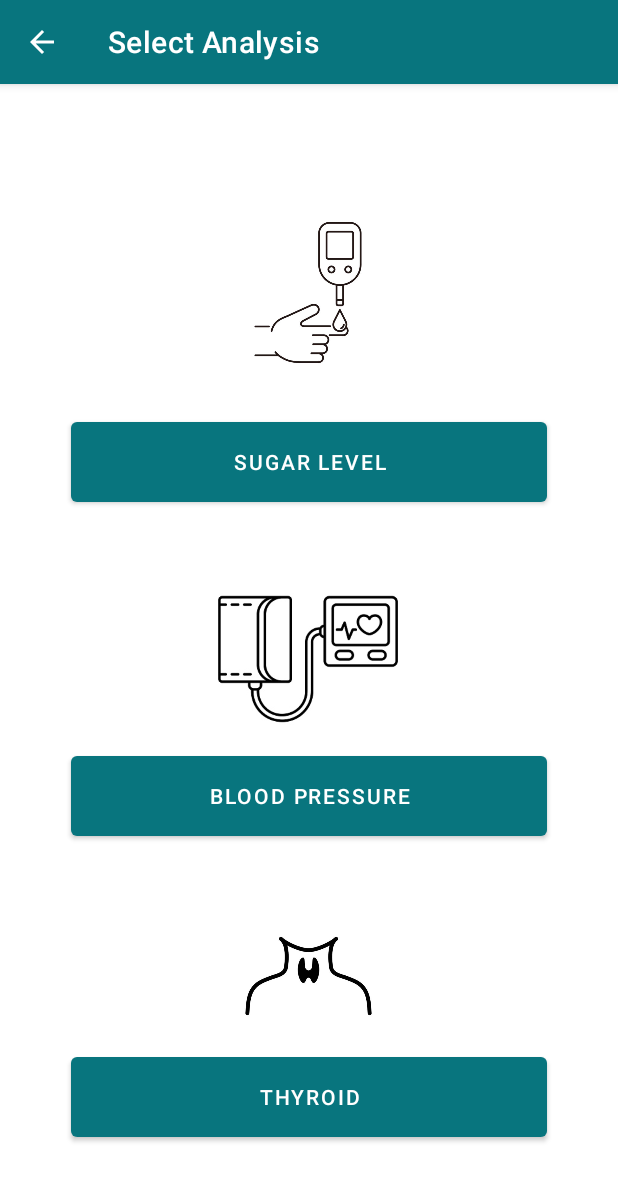
After one commit to AnshuMuley/Medilog, an Android app: the choose_Analysis screen opened directly, with no data from a screen before it, on a phone screen of 412 x 824 dp. The commit adds this screen. Shown: the top 1181 px of the screen. Run offline under Robolectric (Android 15) with nearby library versions, the phone set to English and light mode, and no system bars; our stand-ins replace Firebase (no records; nobody signed in at launch, a user with empty details on screens opened directly).

Commit message:
Commit changes:Added live location,blood pressure and new activity created for BP chart

```diff
--- a/app/src/main/java/com/example/medilog/Analysis.java
+++ b/app/src/main/java/com/example/medilog/Analysis.java
@@ -45,6 +45,7 @@ public class Analysis extends AppCompatActivity {
     Spinner spinner;
     EditText editText;
     Button button;
+
     TextView textView2;
     TextView textView6;
     int xIndex = 1;
@@ -74,7 +75,10 @@ public class Analysis extends AppCompatActivity {
         editText = (EditText) findViewById(R.id.editTextNumberDecimal);
         textView6 = (TextView) findViewById(R.id.textView6);
         String p = getIntent().getStringExtra("profileName");
+
         textView6.setText(p);
+
+
 
 
         button.setOnClickListener(new View.OnClickListener() {
@@ -103,7 +107,7 @@ public class Analysis extends AppCompatActivity {
     }
 
     public boolean onOptionsItemSelected(@NonNull MenuItem item) {
-        Intent myIntent = new Intent(Analysis.this, Profile.class);
+        Intent myIntent = new Intent(Analysis.this, choose_Analysis.class);//profile
         startActivity(myIntent);
         switch (item.getItemId()) {
             case android.R.id.home:
--- /dev/null
+++ b/app/src/main/java/com/example/medilog/choose_Analysis.java
@@ -0,0 +1,97 @@
+package com.example.medilog;
+
+import androidx.annotation.NonNull;
+import androidx.appcompat.app.ActionBar;
+import androidx.appcompat.app.AppCompatActivity;
+
+import android.content.Intent;
+import android.net.Uri;
+import android.os.Bundle;
+import android.view.MenuItem;
+import android.view.View;
+import android.widget.Button;
+import android.widget.EditText;
+import android.widget.ImageView;
+import android.widget.TextView;
+import android.widget.Toast;
+
+import com.google.firebase.auth.FirebaseAuth;
+import com.google.firebase.auth.FirebaseUser;
+import com.google.firebase.database.DataSnapshot;
+import com.google.firebase.database.DatabaseError;
+import com.google.firebase.database.DatabaseReference;
+import com.google.firebase.database.FirebaseDatabase;
+import com.google.firebase.database.ValueEventListener;
+
+public class choose_Analysis extends AppCompatActivity {
+    Button b1;
+    Button b2;
+    TextView profileName;
+
+
+    FirebaseAuth firebaseAuth;
+    FirebaseUser firebaseUser;
+    DatabaseReference databaseReference;
+
+
+
+
+    @Override
+    protected void onCreate(Bundle savedInstanceState) {
+        super.onCreate(savedInstanceState);
+        setContentView(R.layout.activity_choose_analysis);
+        getSupportActionBar().setTitle("Select Analysis");
+
+        // calling the action bar
+        ActionBar actionBar = getSupportActionBar();
+
+        // showing the back button in action bar
+        actionBar.setDisplayHomeAsUpEnabled(true);
+        b1=(Button) findViewById(R.id.button13);
+        b2 = (Button)findViewById(R.id.button15);
+        //new added
+        profileName= (TextView) findViewById(R.id.textView9);
+        String p = getIntent().getStringExtra("profileName");
+        profileName.setText(p);
+
+       // profileName=(TextView) findViewById(R.id.editTextTextPersonName);
+
+
+
+        b1.setOnClickListener(new View.OnClickListener(){
+            public void onClick(View v){
+           //    Intent i3 = new Intent(choose_Analysis.this,Analysis.class);
+                //    startActivity(i3);
+             //   Toast.makeText(choose_Analysis.this, "Moved to Select Analysis", Toast.LENGTH_SHORT).show();
+
+                Intent i3 = new Intent(choose_Analysis.this,Analysis.class);
+                String p =profileName.getText().toString().trim();
+                i3.putExtra("profileName", p);
+                startActivity(i3);
+                Toast.makeText(choose_Analysis.this, "Moved to Upload Reports", Toast.LENGTH_SHORT).show();
+            }
+        });
+
+        b2.setOnClickListener(new View.OnClickListener(){
+            public void onClick(View v){
+                //    Intent i3 = new Intent(choose_Analysis.this,Analysis.class);
+                //    startActivity(i3);
+                //   Toast.makeText(choose_Analysis.this, "Moved to Select Analysis", Toast.LENGTH_SHORT).show();
+
+                Intent i4 = new Intent(choose_Analysis.this,BloodPressure.class);
+                String p =profileName.getText().toString().trim();
+                i4.putExtra("profileName", p);
+                startActivity(i4);
+                Toast.makeText(choose_Analysis.this, "Moved to Upload Reports", Toast.LENGTH_SHORT).show();
+            }
+        });
+    }
+    public boolean onOptionsItemSelected(@NonNull MenuItem item) {
+        switch (item.getItemId()) {
+            case android.R.id.home:
+                this.finish();
+                return true;
+        }
+        return super.onOptionsItemSelected(item);
+    }
+}
--- /dev/null
+++ b/app/src/main/res/layout/activity_choose_analysis.xml
@@ -0,0 +1,91 @@
+<?xml version="1.0" encoding="utf-8"?>
+<androidx.constraintlayout.widget.ConstraintLayout xmlns:android="http://schemas.android.com/apk/res/android"
+    xmlns:app="http://schemas.android.com/apk/res-auto"
+    xmlns:tools="http://schemas.android.com/tools"
+    android:layout_width="match_parent"
+    android:layout_height="match_parent"
+    tools:context=".choose_Analysis">
+
+    <Button
+        android:id="@+id/button13"
+        android:layout_width="317dp"
+        android:layout_height="65dp"
+        android:text="Sugar Level"
+        app:layout_constraintBottom_toBottomOf="parent"
+        app:layout_constraintEnd_toEndOf="parent"
+        app:layout_constraintStart_toStartOf="parent"
+        app:layout_constraintTop_toTopOf="parent"
+        app:layout_constraintVertical_bias="0.312" />
+
+    <Button
+        android:id="@+id/button15"
+        android:layout_width="317dp"
+        android:layout_height="65dp"
+        android:text="Blood Pressure"
+        app:layout_constraintBottom_toBottomOf="parent"
+        app:layout_constraintEnd_toEndOf="parent"
+        app:layout_constraintStart_toStartOf="parent"
+        app:layout_constraintTop_toTopOf="parent"
+        app:layout_constraintVertical_bias="0.629" />
+
+    <Button
+        android:id="@+id/button16"
+        android:layout_width="317dp"
+        android:layout_height="65dp"
+        android:text="Thyroid"
+        app:layout_constraintBottom_toBottomOf="parent"
+        app:layout_constraintEnd_toEndOf="parent"
+        app:layout_constraintStart_toStartOf="parent"
+        app:layout_constraintTop_toTopOf="parent"
+        app:layout_constraintVertical_bias="0.915" />
+
+    <ImageView
+        android:id="@+id/imageView6"
+        android:layout_width="132dp"
+        android:layout_height="111dp"
+        app:layout_constraintBottom_toBottomOf="parent"
+        app:layout_constraintEnd_toEndOf="parent"
+        app:layout_constraintHorizontal_bias="0.498"
+        app:layout_constraintStart_toStartOf="parent"
+        app:layout_constraintTop_toTopOf="parent"
+        app:layout_constraintVertical_bias="0.127"
+        app:srcCompat="@drawable/diabetes_2" />
+
+    <ImageView
+        android:id="@+id/imageView9"
+        android:layout_width="171dp"
+        android:layout_height="117dp"
+        android:layout_marginStart="120dp"
+        app:layout_constraintBottom_toBottomOf="parent"
+        app:layout_constraintStart_toStartOf="parent"
+        app:layout_constraintTop_toTopOf="parent"
+        app:layout_constraintVertical_bias="0.824"
+        app:srcCompat="@drawable/thyroid2" />
+
+    <ImageView
+        android:id="@+id/imageView10"
+        android:layout_width="236dp"
+        android:layout_height="164dp"
+        app:layout_constraintBottom_toBottomOf="parent"
+        app:layout_constraintEnd_toEndOf="parent"
+        app:layout_constraintHorizontal_bias="0.497"
+        app:layout_constraintStart_toStartOf="parent"
+        app:layout_constraintTop_toTopOf="parent"
+        app:layout_constraintVertical_bias="0.499"
+        app:srcCompat="@drawable/blood_final" />
+
+    <TextView
+        android:id="@+id/textView9"
+        android:layout_width="wrap_content"
+        android:layout_height="wrap_content"
+        android:layout_marginStart="301dp"
+        android:layout_marginTop="16dp"
+        android:layout_marginEnd="53dp"
+        android:layout_marginBottom="173dp"
+        android:text="TextView"
+        app:layout_constraintBottom_toTopOf="@+id/button13"
+        app:layout_constraintEnd_toEndOf="parent"
+        app:layout_constraintStart_toStartOf="parent"
+        app:layout_constraintTop_toTopOf="parent" />
+
+</androidx.constraintlayout.widget.ConstraintLayout>
--- a/app/src/main/res/values/strings.xml
+++ b/app/src/main/res/values/strings.xml
@@ -7,4 +7,6 @@
         <item>Random</item>
         <item>A1c Test</item>
     </string-array>
+    <string name="title_activity_maps">MapsActivity</string>
+    <string name="google_maps_key">AIzaSyA_zeu_edvsjJsqcTIP6rSdP_DmgL7QZdg</string>
 </resources>
--- a/build.gradle
+++ b/build.gradle
@@ -1,11 +1,13 @@
 buildscript {
     dependencies {
         classpath 'com.google.gms:google-services:4.3.14'
+        classpath "com.google.android.libraries.mapsplatform.secrets-gradle-plugin:secrets-gradle-plugin:2.0.0"
     }
 }// Top-level build file where you can add configuration options common to all sub-projects/modules.
 plugins {
     id 'com.android.application' version '7.2.1' apply false
     id 'com.android.library' version '7.2.1' apply false
+    id 'com.google.android.libraries.mapsplatform.secrets-gradle-plugin' version '2.0.1' apply false
 }
 
 allprojects {
```
Also changed, not shown: app/build.gradle (+8 -0 lines), app/src/main/AndroidManifest.xml (+31 -0 lines), app/src/main/java/com/example/medilog/Profile.java (+26 -1 lines), app/src/main/res/layout/activity_profile.xml (+14 -2 lines), app/src/main/res/drawable/blood_final.jpg (added), app/src/main/res/drawable/diabetes_2.jpg (added), app/src/main/res/drawable/diabetes_img.jpeg (added), app/src/main/res/drawable/thyroid2.jpg (added).
